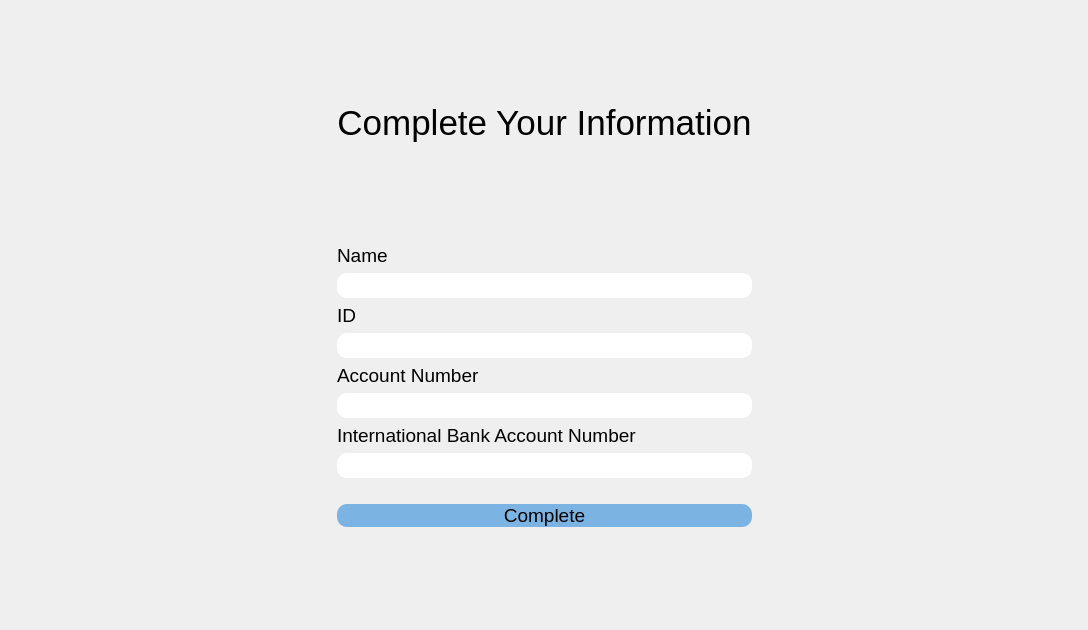
The window that setaccount.ui (SAMoosavi/AdvancedProgrammingProject2) describes before a commit, drawn with Qt 5.
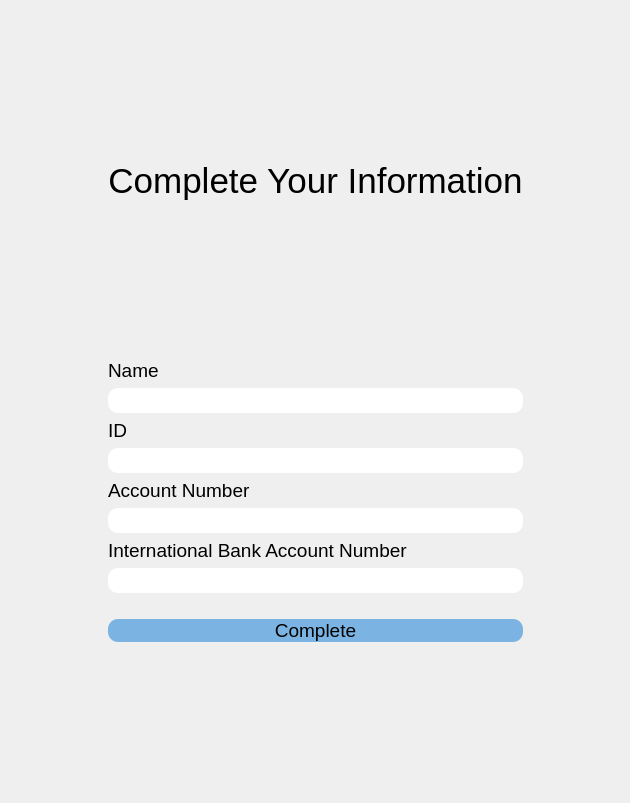
The same window after the commit.

Commit message: change page in setaccount

```diff
--- a/setaccount.ui
+++ b/setaccount.ui
@@ -6,8 +6,8 @@
    <rect>
     <x>0</x>
     <y>0</y>
-    <width>1088</width>
-    <height>630</height>
+    <width>630</width>
+    <height>803</height>
    </rect>
   </property>
   <property name="windowTitle">
```
The commit also changes 2 other files.
